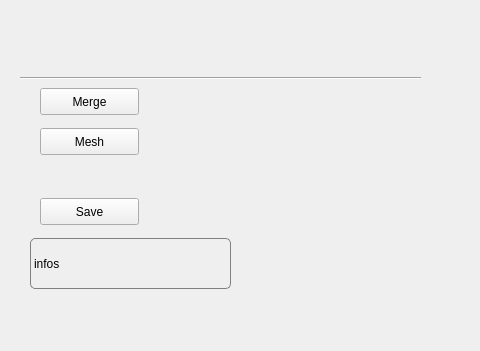
First picture: the form in Software/code/under_classes/tofUcblApp/mainwindow.ui, repository yanik-porto/3DfromTOF, before the edit; both pictures show x 0 to 480 and y 418 to 769 of the 1258 by 769 pixel window.
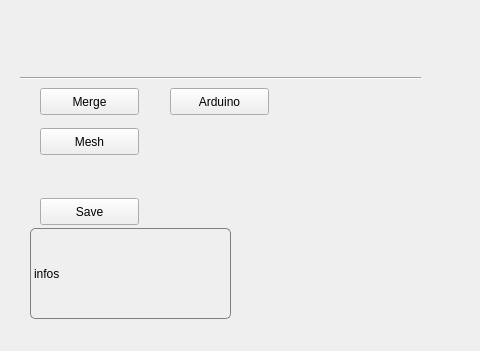
Second picture: the form after the edit. Custom widgets are drawn as their Qt base class.

Commit message: With arduino connection

What changed in the file:
```diff
--- a/Software/code/under_classes/tofUcblApp/mainwindow.ui
+++ b/Software/code/under_classes/tofUcblApp/mainwindow.ui
@@ -102,9 +102,9 @@
     <property name="geometry">
      <rect>
       <x>30</x>
-      <y>620</y>
+      <y>610</y>
       <width>201</width>
-      <height>51</height>
+      <height>91</height>
      </rect>
     </property>
     <property name="styleSheet">
@@ -506,6 +506,19 @@
      <number>0</number>
     </property>
    </widget>
+   <widget class="QPushButton" name="pushButton_arduino">
+    <property name="geometry">
+     <rect>
+      <x>170</x>
+      <y>470</y>
+      <width>99</width>
+      <height>27</height>
+     </rect>
+    </property>
+    <property name="text">
+     <string>Arduino</string>
+    </property>
+   </widget>
   </widget>
   <widget class="QMenuBar" name="menuBar">
    <property name="geometry">
```
The commit also changes 3 other files.
